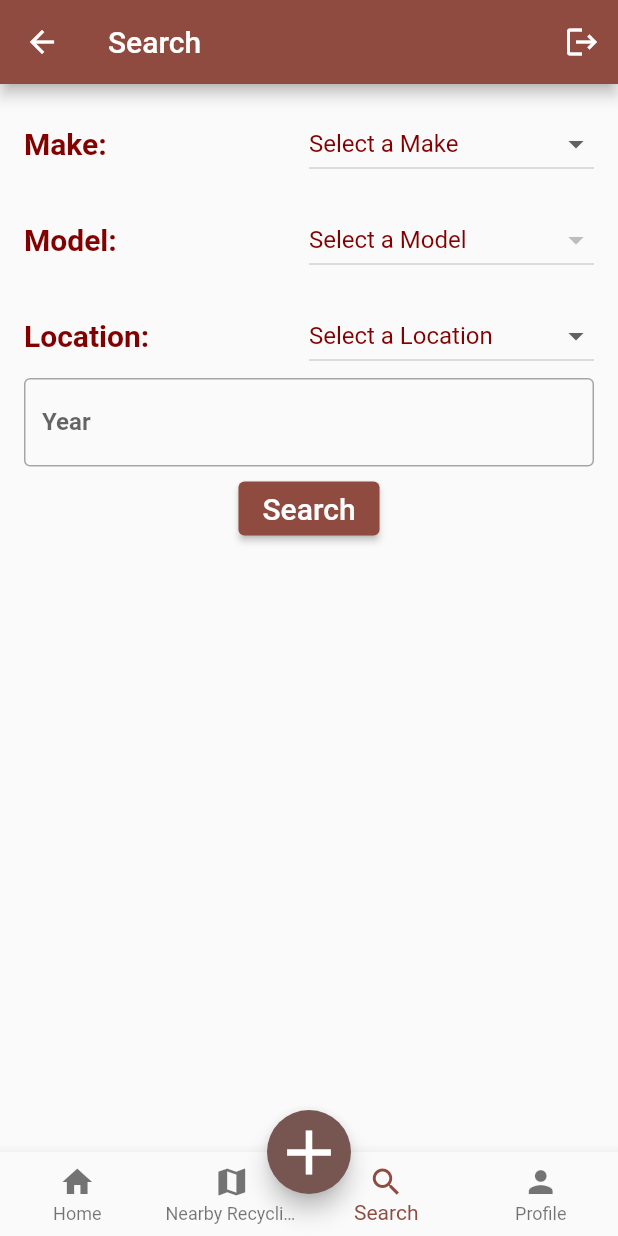
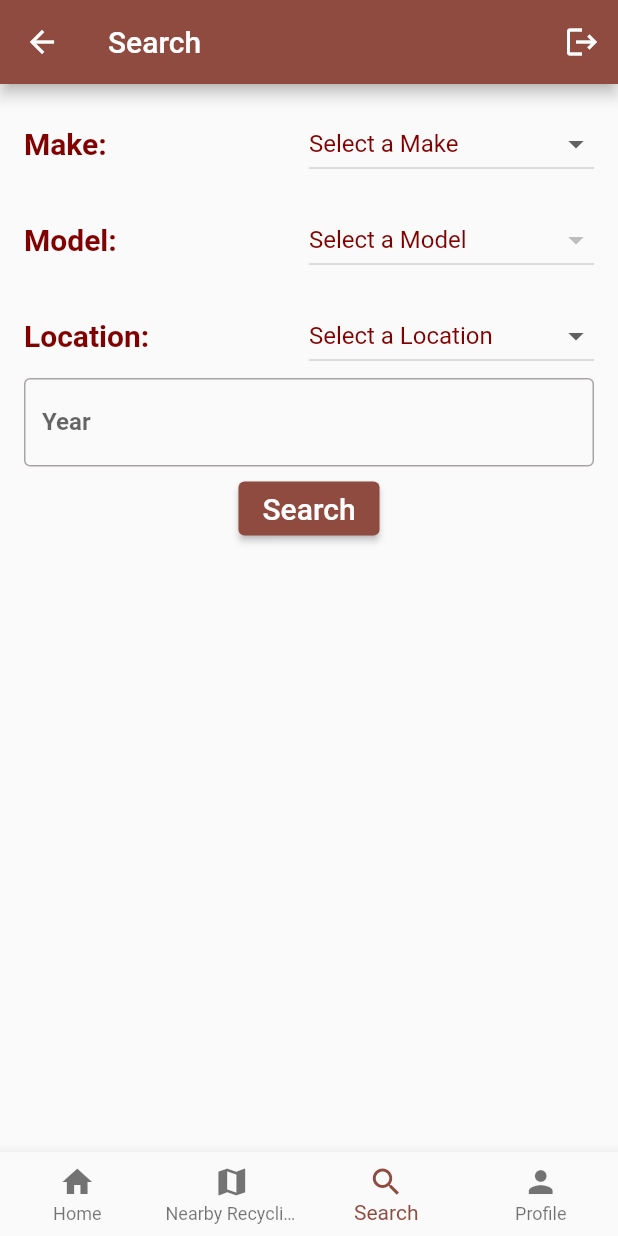
Before and after one commit to hassan1091/scraplink, a Flutter app: the VendorHomePage screen opened directly, item 3 of the bottom bar chosen, on a phone screen of 412 x 824 dp. Run offline on Flutter 3.47's test engine with Material 2 defaults, Android fonts, the phone set to English and light mode, and no system bars; our stand-ins replace image_picker, shared_preferences, supabase_flutter; accounts and stored records are empty.

Commit message:
delete floating action button

```diff
--- a/lib/page/vendor/vendor_home.dart
+++ b/lib/page/vendor/vendor_home.dart
@@ -59,13 +59,6 @@ class _VendorHomePageState extends State<VendorHomePage> {
             BottomNavigationBarItem(label: "Search", icon: Icon(Icons.search)),
             BottomNavigationBarItem(label: "Profile", icon: Icon(Icons.person)),
           ]),
-      floatingActionButton: FloatingActionButton(
-          child: const Icon(
-            Icons.add,
-            size: 50,
-          ),
-          onPressed: () {}),
-      floatingActionButtonLocation: FloatingActionButtonLocation.centerDocked,
     );
   }
 }
```
